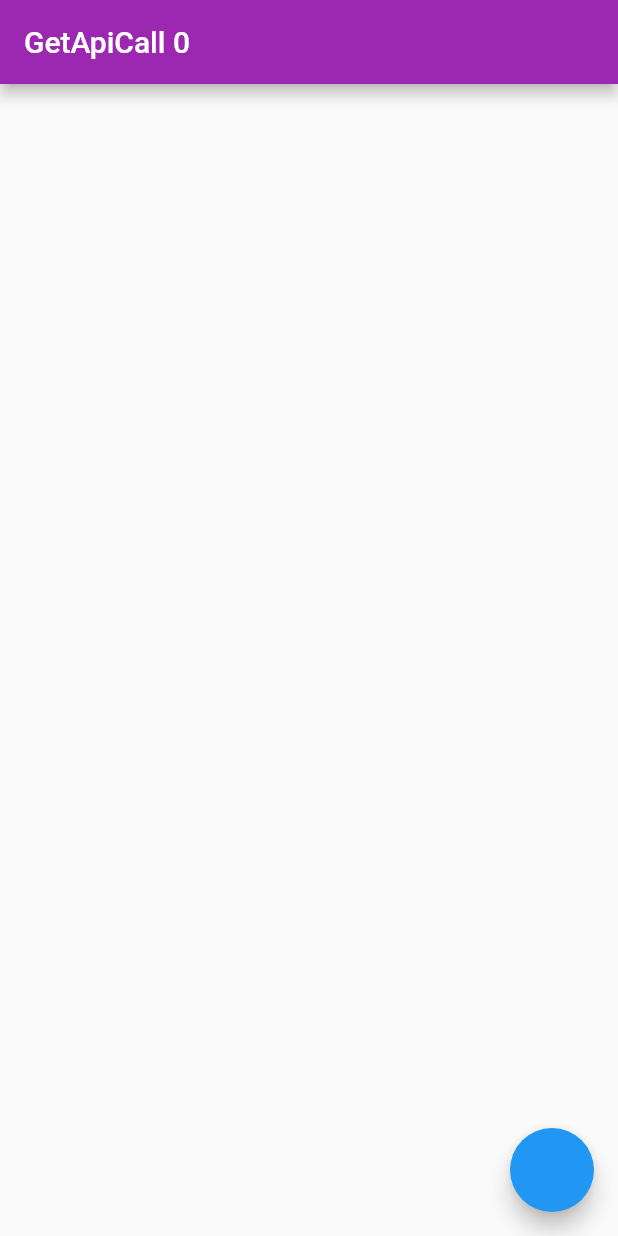
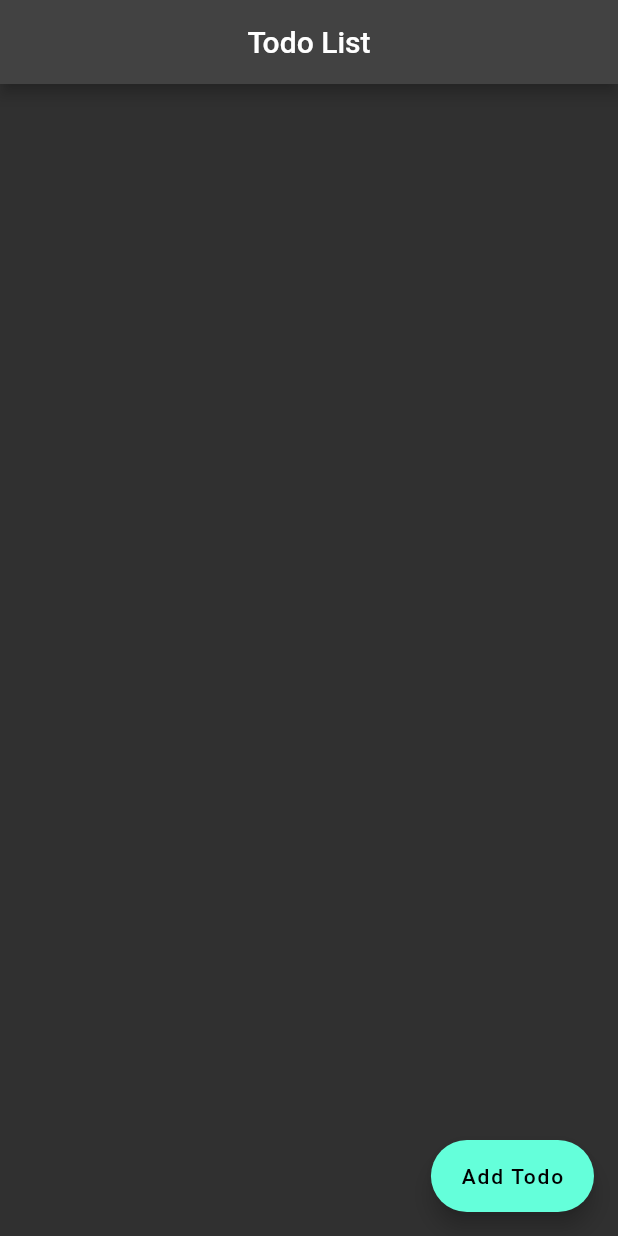
Before and after one commit to AhmadTechB/ahmad_programing, a Flutter app: the screen it shows after launch, on a phone screen of 412 x 824 dp. Run offline on Flutter 3.47's test engine with Material 2 defaults, Android fonts, the light colour scheme and no system bars; our stand-ins replace flutter_svg.

Commit message:
added_todolist(04)

```diff
--- /dev/null
+++ b/lib/crud_api/screen/todo_list.dart
@@ -0,0 +1,33 @@
+import 'package:ahmad_practices/crud_api/screen/add_page.dart';
+import 'package:flutter/material.dart';
+
+class TodoListPage extends StatefulWidget {
+  const TodoListPage({Key? key}) : super(key: key);
+
+  @override
+  State<TodoListPage> createState() => _TodoListPageState();
+}
+
+class _TodoListPageState extends State<TodoListPage> {
+  @override
+  Widget build(BuildContext context) {
+    return Scaffold(
+      appBar: AppBar(
+        title: Center(child: Text("Todo List")),
+      ),
+      floatingActionButton: FloatingActionButton.extended(
+        onPressed: () {
+          navigateToAddPage();
+        },
+        label: Text('Add Todo'),
+      ),
+    );
+  }
+
+  void navigateToAddPage() {
+    final route = MaterialPageRoute(
+      builder: (context) => AddTodoPage(),
+    );
+    Navigator.push(context, route);
+  }
+}
--- a/lib/login.dart
+++ b/lib/login.dart
@@ -27,6 +27,7 @@ class _GetApiCallState extends State<GetApiCall> {
         backgroundColor: Colors.purple,
       ),
       floatingActionButton: FloatingActionButton(
+        backgroundColor: Colors.purple,
         onPressed: () {
           fetchUsers();
           // _increament();
@@ -94,7 +95,7 @@ class _GetApiCallState extends State<GetApiCall> {
   Future<void> fetchUsers() async {
     print("fetchUsers data");
     final response =
-        await http.get(Uri.parse("https://randomuser.me/api/?results=200"));
+        await http.get(Uri.parse("https://randomuser.me/api/?results=500"));
     if (response.statusCode == 200) {
       var jsonD = jsonDecode(response.body);
       setState(() {
--- a/lib/main.dart
+++ b/lib/main.dart
@@ -1,6 +1,4 @@
-import 'package:ahmad_practices/forget_password_ui.dart';
-import 'package:ahmad_practices/login.dart';
-import 'package:ahmad_practices/signup_screen/onboarding_screen/screen.dart';
+import 'package:ahmad_practices/crud_api/screen/todo_list.dart';
 import 'package:flutter/material.dart';
 
 void main() {
@@ -13,13 +11,10 @@ class MyApp extends StatelessWidget {
   @override
   Widget build(BuildContext context) {
     return MaterialApp(
-      debugShowCheckedModeBanner:false,
+      debugShowCheckedModeBanner: false,
       title: 'Welcome to Flutter',
-      theme: ThemeData(
-        primarySwatch: Colors.blue,
-      ),
-      home: GetApiCall(),
-
+      theme: ThemeData.dark(),
+      home: TodoListPage(),
     );
   }
 }
```
Also changed, not shown: lib/crud_api/screen/add_page.dart (added, +38 -0 lines), lib/setting_screen/setting_screen.dart (added, +15 -0 lines).
